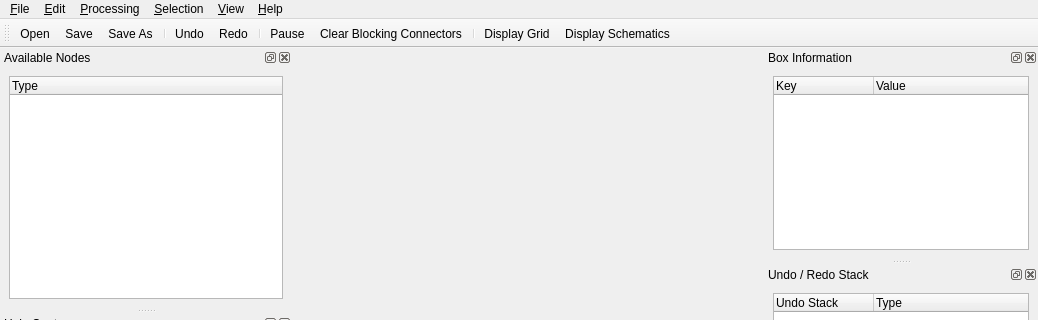
cogsys-tuebingen/csapex, file src/csapex/ui/csapex_window.ui: the form before one commit; both pictures show x 0 to 1038 and y 0 to 320 of the 1038 by 659 pixel window.
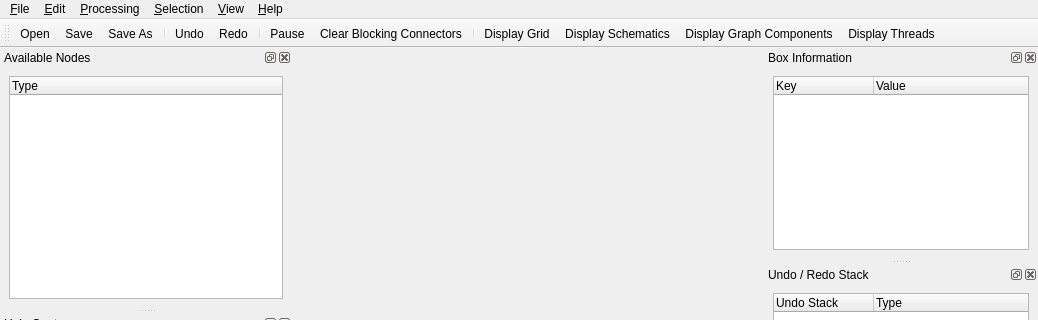
The form after the commit. The open tabs and pages were chosen to show the change. Icons and pictures are not drawn.

```diff
--- a/src/csapex/ui/csapex_window.ui
+++ b/src/csapex/ui/csapex_window.ui
@@ -134,6 +134,8 @@
    <addaction name="separator"/>
    <addaction name="actionGrid"/>
    <addaction name="actionSchematics"/>
+   <addaction name="actionDisplay_Graph_Components"/>
+   <addaction name="actionDisplay_Threads"/>
   </widget>
   <widget class="QDockWidget" name="Debug">
    <property name="features">
@@ -610,6 +612,22 @@
     <string>Display Schematics</string>
    </property>
   </action>
+  <action name="actionDisplay_Graph_Components">
+   <property name="checkable">
+    <bool>true</bool>
+   </property>
+   <property name="text">
+    <string>Display Graph Components</string>
+   </property>
+  </action>
+  <action name="actionDisplay_Threads">
+   <property name="checkable">
+    <bool>true</bool>
+   </property>
+   <property name="text">
+    <string>Display Threads</string>
+   </property>
+  </action>
  </widget>
  <resources>
   <include location="../res/csapex_resources.qrc"/>
```
Left out of the diff: 8 changed lines with no effect on the pictures.
